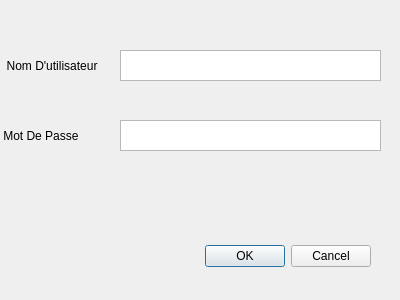
First picture: the form in logindialog.ui, repository ProjetCPP-S2-2A15/projetcpp2a15-vaccicare, before the edit.
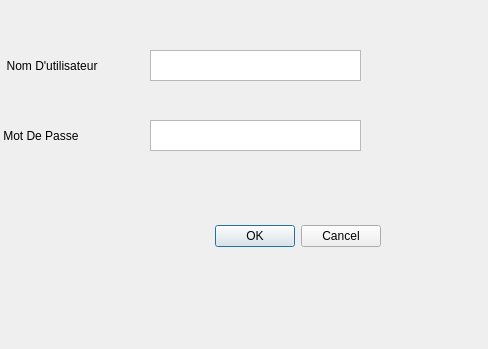
Second picture: the form after the edit.

```diff
--- a/logindialog.ui
+++ b/logindialog.ui
@@ -6,8 +6,8 @@
    <rect>
     <x>0</x>
     <y>0</y>
-    <width>400</width>
-    <height>300</height>
+    <width>488</width>
+    <height>349</height>
    </rect>
   </property>
   <property name="windowTitle">
@@ -16,12 +16,15 @@
   <widget class="QDialogButtonBox" name="buttonBox">
    <property name="geometry">
     <rect>
-     <x>30</x>
-     <y>240</y>
+     <x>40</x>
+     <y>220</y>
      <width>341</width>
      <height>32</height>
     </rect>
    </property>
+   <property name="styleSheet">
+    <string notr="true"/>
+   </property>
    <property name="orientation">
     <enum>Qt::Horizontal</enum>
    </property>
@@ -32,9 +35,9 @@
   <widget class="QTextEdit" name="USRIN">
    <property name="geometry">
     <rect>
-     <x>120</x>
+     <x>150</x>
      <y>50</y>
-     <width>261</width>
+     <width>211</width>
      <height>31</height>
     </rect>
    </property>
@@ -55,9 +58,9 @@
   <widget class="QTextEdit" name="MDPIN">
    <property name="geometry">
     <rect>
-     <x>120</x>
+     <x>150</x>
      <y>120</y>
-     <width>261</width>
+     <width>211</width>
      <height>31</height>
     </rect>
    </property>
```
